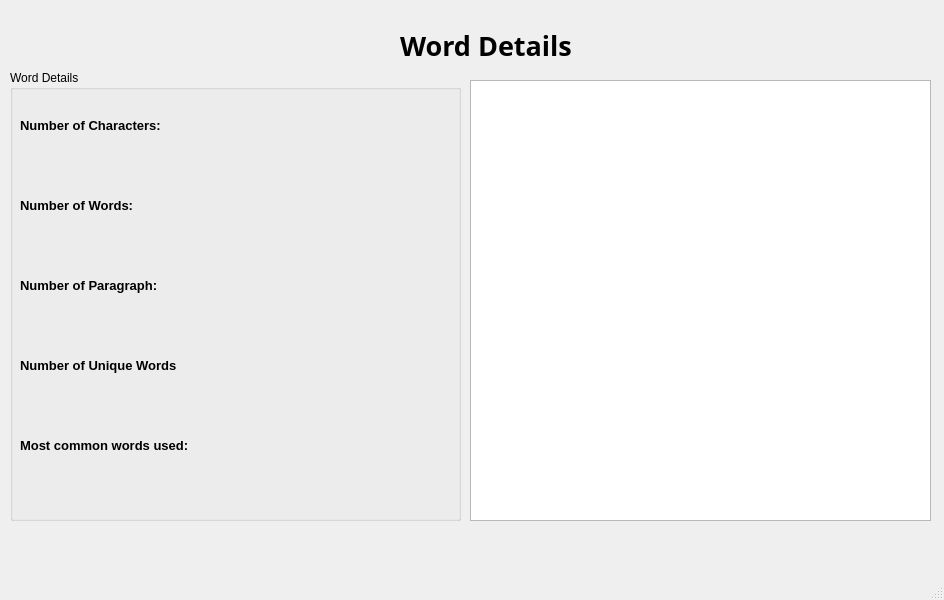
This is UI/Word_Details.ui in rishav-karanjit/Essay-Grader as Qt 5 draws it before an edit. The edited form follows.
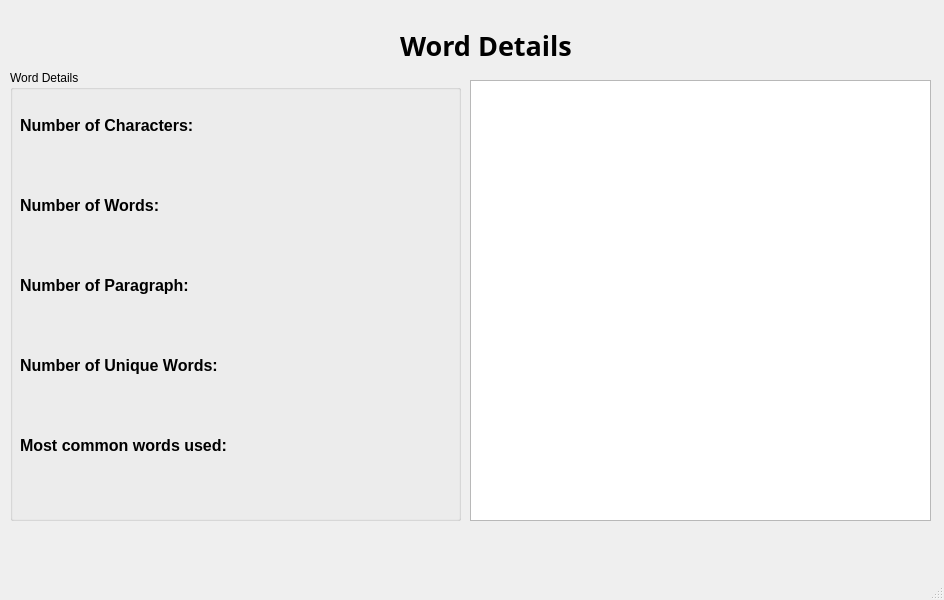
This is the edited form.

Commit message: Updated words detail

Patch:
```diff
--- a/UI/Word_Details.ui
+++ b/UI/Word_Details.ui
@@ -62,7 +62,7 @@
         <property name="font">
          <font>
           <family>MS Sans Serif</family>
-          <pointsize>10</pointsize>
+          <pointsize>12</pointsize>
           <weight>75</weight>
           <bold>true</bold>
          </font>
@@ -96,7 +96,7 @@
         <property name="font">
          <font>
           <family>MS Sans Serif</family>
-          <pointsize>10</pointsize>
+          <pointsize>12</pointsize>
           <weight>75</weight>
           <bold>true</bold>
          </font>
@@ -130,7 +130,7 @@
         <property name="font">
          <font>
           <family>MS Sans Serif</family>
-          <pointsize>10</pointsize>
+          <pointsize>12</pointsize>
           <weight>75</weight>
           <bold>true</bold>
          </font>
@@ -164,13 +164,13 @@
         <property name="font">
          <font>
           <family>MS Sans Serif</family>
-          <pointsize>10</pointsize>
+          <pointsize>12</pointsize>
           <weight>75</weight>
           <bold>true</bold>
          </font>
         </property>
         <property name="text">
-         <string>Number of Unique Words</string>
+         <string>Number of Unique Words:</string>
         </property>
        </widget>
       </item>
@@ -198,7 +198,7 @@
         <property name="font">
          <font>
           <family>MS Sans Serif</family>
-          <pointsize>10</pointsize>
+          <pointsize>12</pointsize>
           <weight>75</weight>
           <bold>true</bold>
          </font>
```
Left out of the diff: 39 changed lines with no effect on the pictures. The commit also changes 4 other files.
